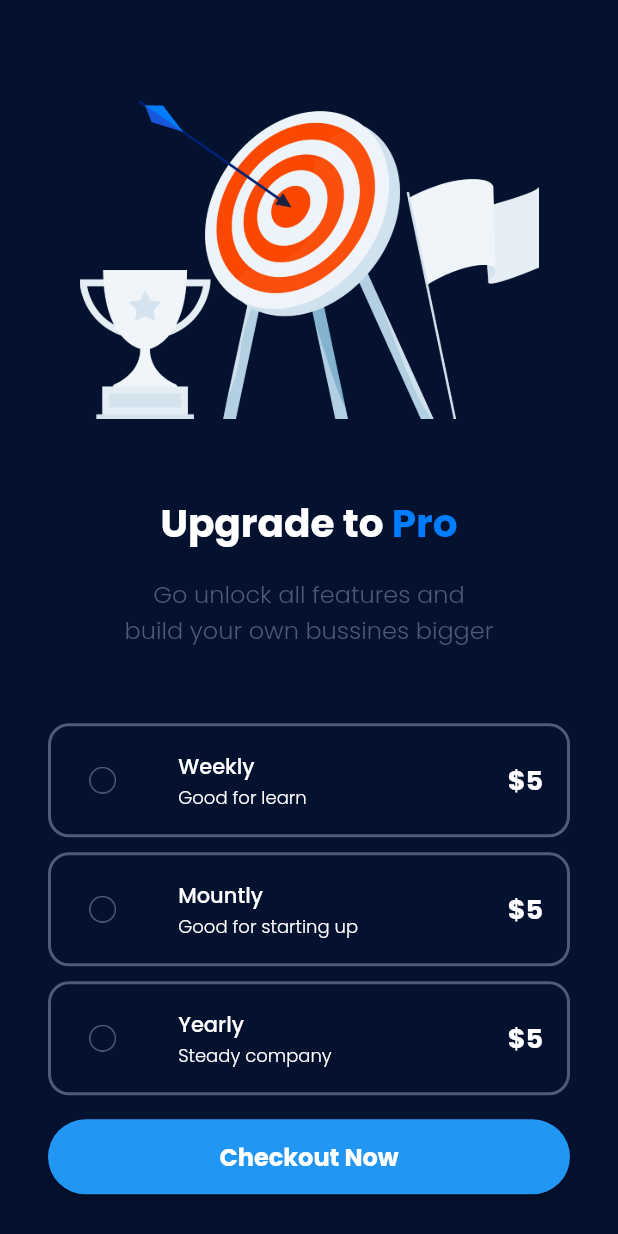
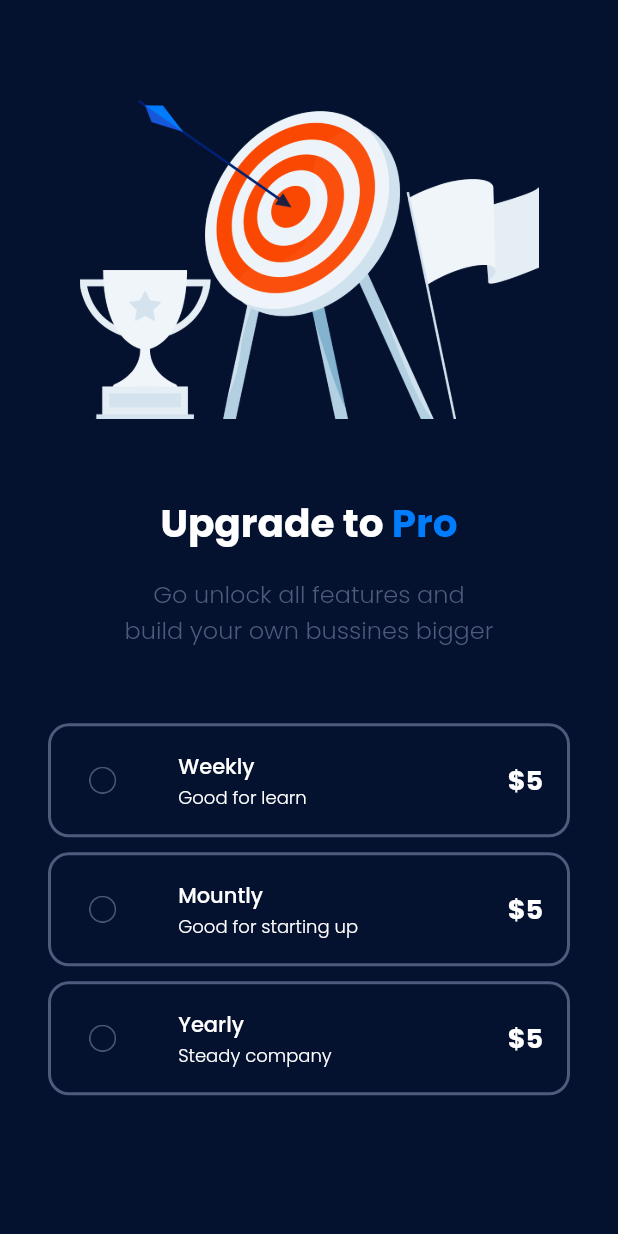
Before and after one commit to Muhdzalf/bwa_basicstatemanagement, a Flutter app: the screen it shows after launch, on a phone screen of 412 x 824 dp. Run offline on Flutter 3.47's test engine with Material 2 defaults, Android fonts, the phone set to English and light mode, and no system bars; our stand-ins replace google_fonts.

Commit message:
add state to button

```diff
--- a/lib/pages/plan_list.dart
+++ b/lib/pages/plan_list.dart
@@ -31,7 +31,14 @@ class _PlanListState extends State<PlanList> {
           SizedBox(
             height: 16,
           ),
-          ElevatedButton(
+          selectedIndex == -1 ? SizedBox() : checkoutButton(),
+        ],
+      ),
+    );
+  }
+
+  ElevatedButton checkoutButton() {
+    return ElevatedButton(
       onPressed: () {},
       child: Text(
         'Checkout Now',
@@ -41,9 +48,6 @@ class _PlanListState extends State<PlanList> {
           padding: EdgeInsets.symmetric(vertical: 11),
           minimumSize: Size(double.infinity, 50),
           shape: StadiumBorder()),
-          )
-        ],
-      ),
     );
   }
 
```
Lines whose indentation alone changed are shown as unchanged.
